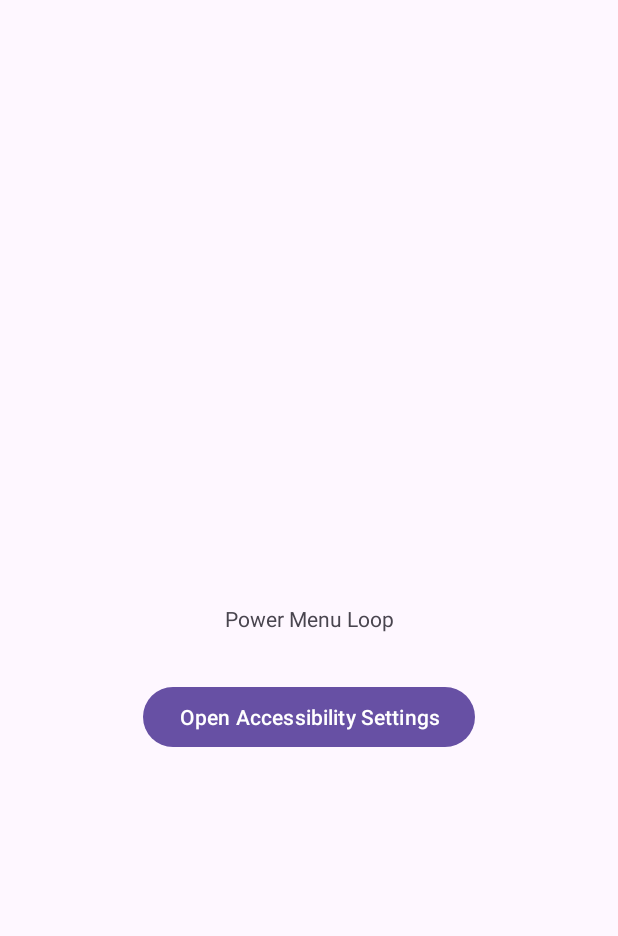
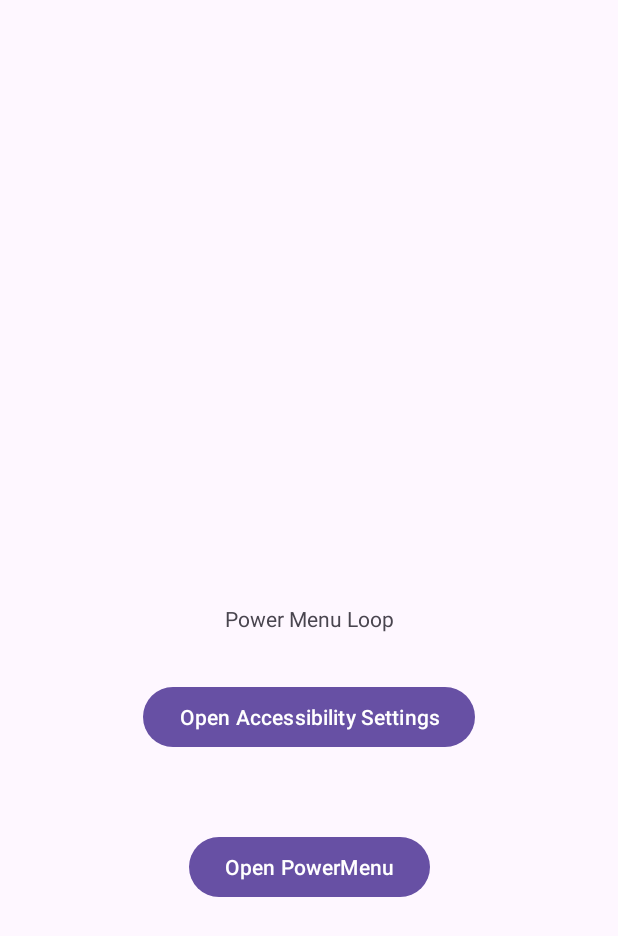
Before and after one commit to purple-comet/ShutDownLoop, an Android app: the screen it shows after launch (MainActivity), on a phone screen of 412 x 824 dp. Shown: the top 936 px of the screen. Run offline under Robolectric (Android 15) with nearby library versions, the phone set to English and light mode, and no system bars.

Commit message:
feat: 電源メニュー表示のテスト

```diff
--- a/app/src/main/res/layout/activity_main.xml
+++ b/app/src/main/res/layout/activity_main.xml
@@ -27,4 +27,14 @@
         app:layout_constraintStart_toStartOf="parent"
         app:layout_constraintTop_toBottomOf="@+id/textView" />
 
+    <Button
+        android:id="@+id/btn_display_powermenu"
+        android:layout_width="wrap_content"
+        android:layout_height="wrap_content"
+        android:layout_marginTop="132dp"
+        android:text="Open PowerMenu"
+        app:layout_constraintEnd_toEndOf="parent"
+        app:layout_constraintStart_toStartOf="parent"
+        app:layout_constraintTop_toBottomOf="@+id/textView" />
+
 </androidx.constraintlayout.widget.ConstraintLayout>
```
Also changed, not shown: app/src/main/java/com/example/powermenuloop/MainActivity.kt (+14 -0 lines), app/src/main/java/com/example/powermenuloop/PowerMenuService.kt (+16 -4 lines), 1 other file.
